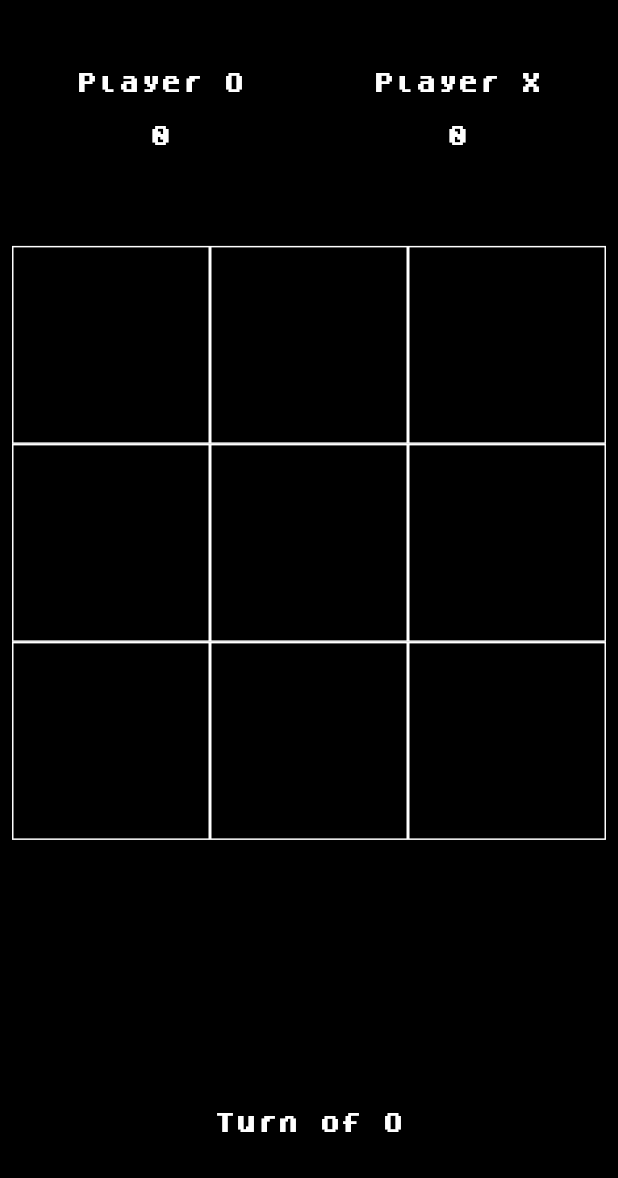
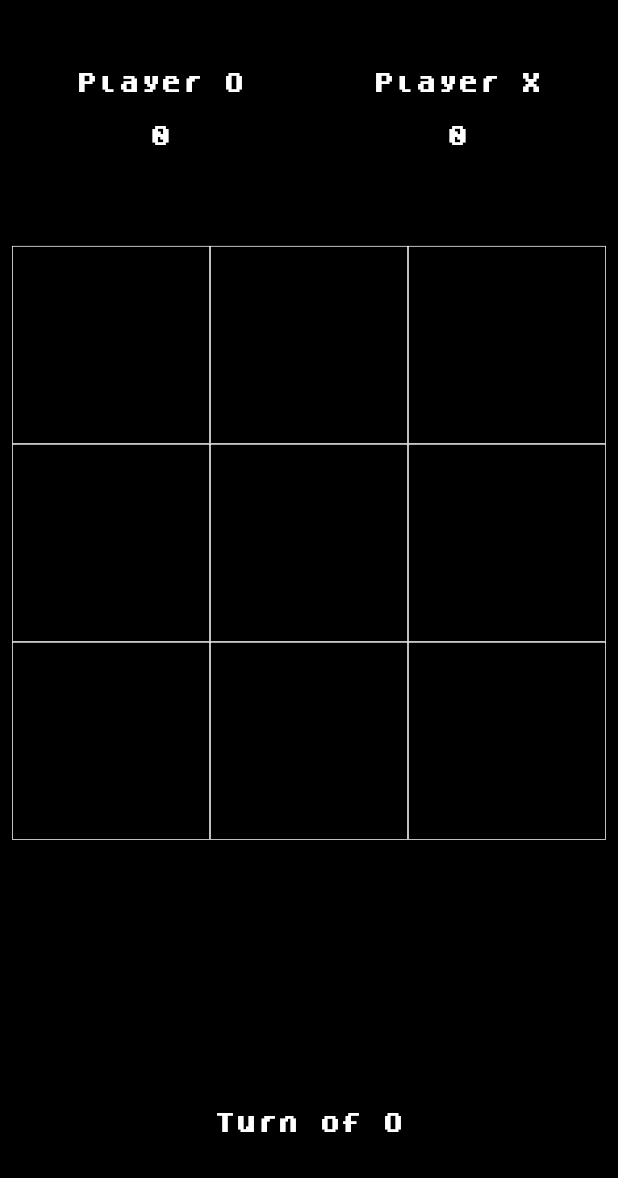
Before and after one commit to iramarJunior/tic_tac_toe, a Flutter app: the screen it shows after launch, on a phone screen of 412 x 824 dp, the part 58-1236 px from its top. Run offline on Flutter 3.47's test engine with Material 2 defaults, Android fonts, the phone set to English and light mode, and no system bars.

```diff
--- a/lib/pages/home_screen.dart
+++ b/lib/pages/home_screen.dart
@@ -105,7 +105,7 @@ class _HomeScreenState extends State<HomeScreen> {
               },
               child: Container(
                 decoration: BoxDecoration(
-                  border: Border.all(color: Colors.white, width: 1.0),
+                  border: Border.all(color: Colors.white, width: 0.5),
                 ),
                 child: Center(
                   child: Text(
```
Also changed, not shown: lib/main.dart (+10 -1 lines).
